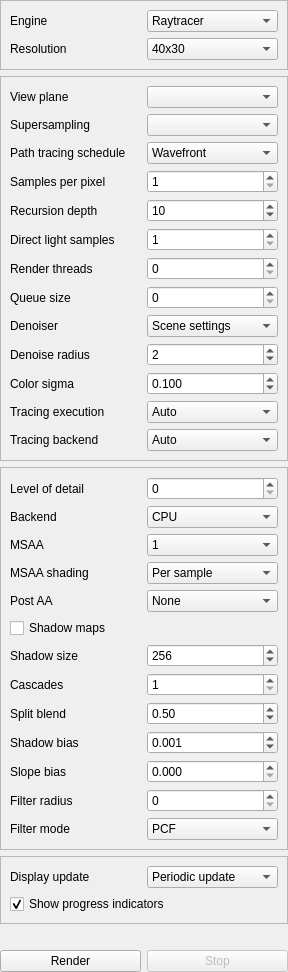
First picture: the form in src/widgets/world/RenderSettingsWidget.ui, repository tkadauke/raytracer, before the edit.
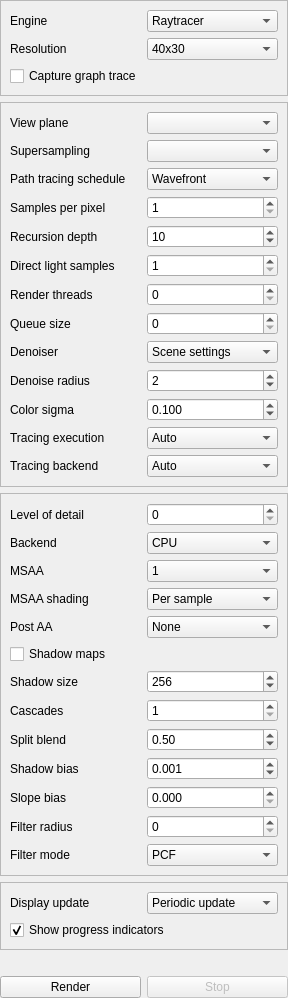
Second picture: the form after the edit.

Commit message: Make final graph trace capture opt-in

The edit to the form file:
```diff
--- a/src/widgets/world/RenderSettingsWidget.ui
+++ b/src/widgets/world/RenderSettingsWidget.ui
@@ -221,6 +221,16 @@
         </item>
        </widget>
       </item>
+      <item row="2" column="0" colspan="2">
+       <widget class="QCheckBox" name="graphTraceCapture">
+        <property name="toolTip">
+         <string>Capture per-pass render graph trace images and metadata for inspection after rendering. Leave disabled for the fastest GPU path-tracer display path.</string>
+        </property>
+        <property name="text">
+         <string>Capture graph trace</string>
+        </property>
+       </widget>
+      </item>
      </layout>
     </widget>
    </item>
```
The commit also changes 8 other files.
